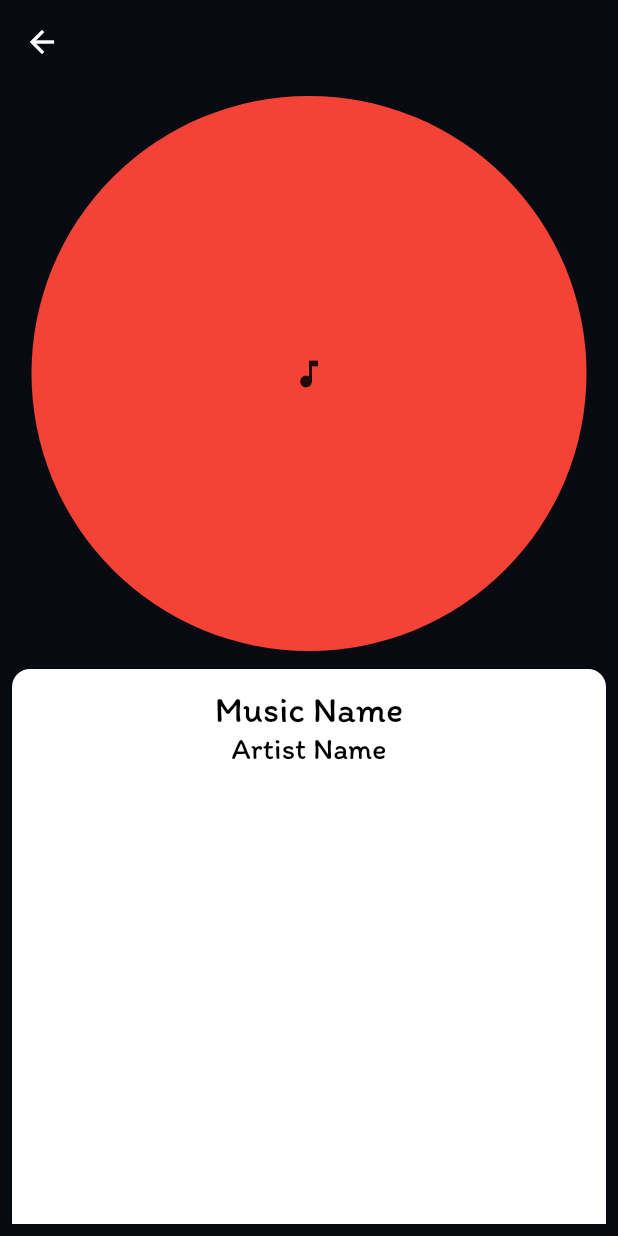
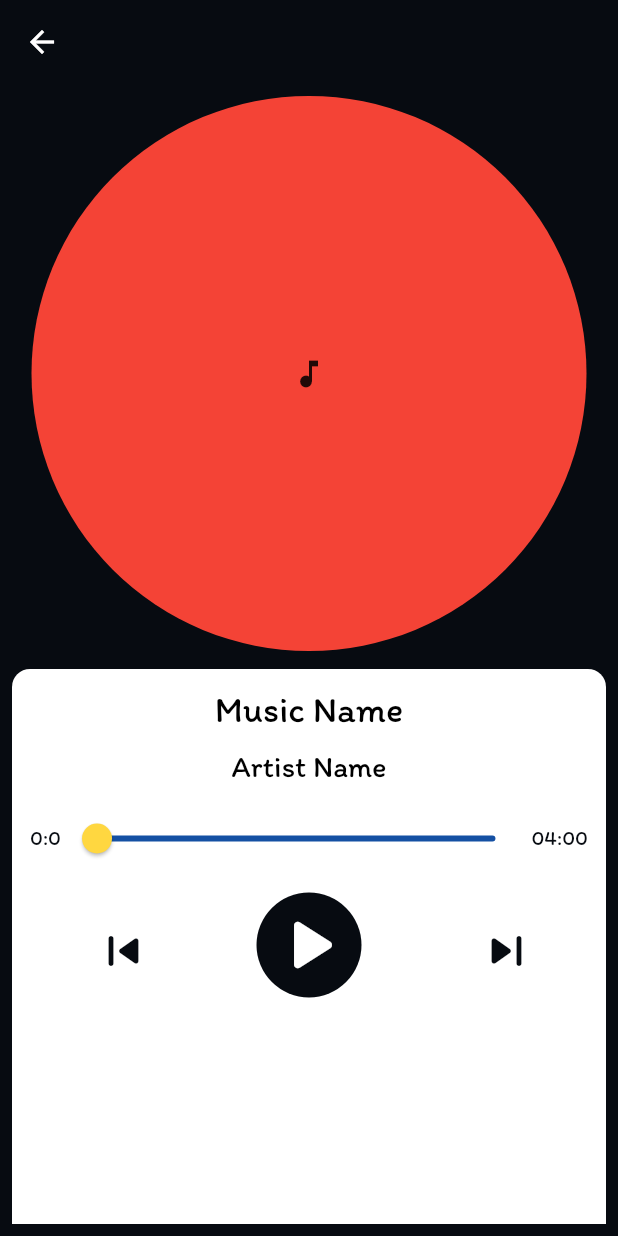
Before and after one commit to Himal-Thapa1/Simple-Music-Application, a Flutter app: the Player screen opened directly, on a phone screen of 412 x 824 dp. Run offline on Flutter 3.47's test engine with Material 2 defaults, Android fonts, the phone set to English and light mode, and no system bars; our stand-ins replace get, just_audio, on_audio_query, permission_handler.

Commit message:
did tweaks on the player_screen, almost finished

```diff
--- a/lib/screens/player_screen.dart
+++ b/lib/screens/player_screen.dart
@@ -46,7 +46,9 @@ class Player extends StatelessWidget {
                         size: 24,
                       ),
                     ),
-
+                    SizedBox(
+                      height: 12,
+                    ),
                     Text(
                       "Artist Name",
                       style: myTextStyle(
@@ -54,6 +56,61 @@ class Player extends StatelessWidget {
                         size: 20,
                       ),
                     ),
+                    SizedBox(
+                      height: 12,
+                    ),
+                    Row(
+                      children: [
+                        Text(
+                          "0:0",
+                          style: myTextStyle(color: bgDarkColor),
+                        ),
+                        Expanded(
+                            child: Slider(
+                                thumbColor: sliderColor,
+                                inactiveColor: bgColor,
+                                activeColor: sliderColor,
+                                value: 0.0,
+                                onChanged: (newValue) {})),
+                        Text(
+                          "04:00",
+                          style: myTextStyle(color: bgDarkColor),
+                        ),
+                      ],
+                    ),
+                    SizedBox(
+                      height: 12,
+                    ),
+                    Row(
+                      mainAxisAlignment: MainAxisAlignment.spaceAround,
+                      children: [
+                        IconButton(
+                            onPressed: () {},
+                            icon: Icon(
+                              Icons.skip_previous_rounded,
+                              size: 40,
+                              color: bgDarkColor,
+                            )),
+                        CircleAvatar(
+                            radius: 35,
+                            backgroundColor: bgDarkColor,
+                            child: Transform.scale(
+                                scale: 2.5,
+                                child: IconButton(
+                                    onPressed: () {},
+                                    icon: Icon(
+                                      Icons.play_arrow_rounded,
+                                      color: whiteColor,
+                                    )))),
+                        IconButton(
+                            onPressed: () {},
+                            icon: Icon(
+                              Icons.skip_next_rounded,
+                              size: 40,
+                              color: bgDarkColor,
+                            )),
+                      ],
+                    )
                   ],
                 ),
               ),
```
